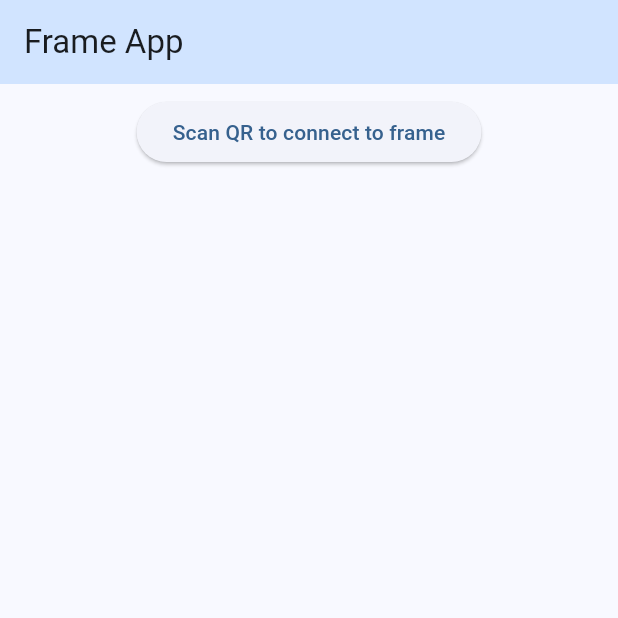
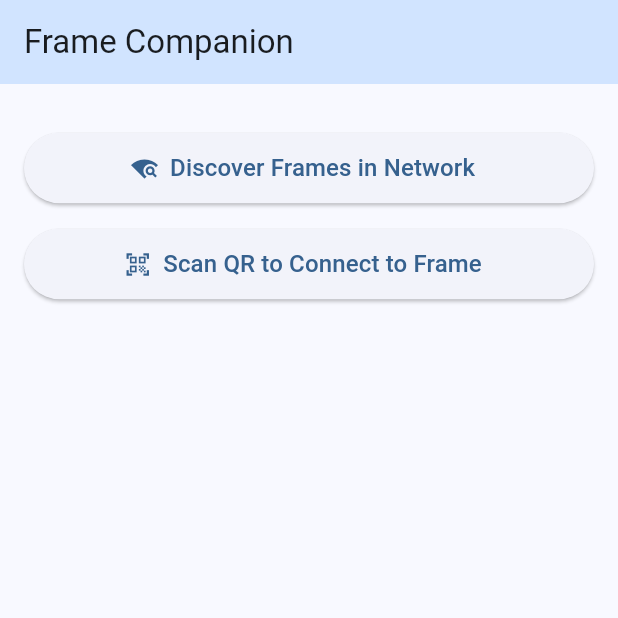
Before and after one commit to merlinsoftwaresl/frame_app, a Flutter app: the screen it shows after launch, on a phone screen of 412 x 824 dp, the top half of it. Run offline on Flutter 3.47's test engine with Material 3 defaults, Android fonts, the phone set to English and light mode, and no system bars; our stand-ins replace dio, flutter_riverpod, fpdart; missing offline and left inert: bonsoir, mobile_scanner.

Commit message:
feat: improve main page and mDNS connection

```diff
--- a/lib/main.dart
+++ b/lib/main.dart
@@ -1,12 +1,15 @@
 import 'package:flutter/material.dart';
 import 'package:flutter_riverpod/flutter_riverpod.dart';
+import 'package:flutter/cupertino.dart';
+
+import 'data/connection_provider.dart';
 import 'presentation/barcode_scanner_screen.dart';
-import 'data/connection_provider.dart';
+import 'presentation/mdns_discovery_screen.dart';
 import 'presentation/configuration_screen.dart';
 
 void main() {
   runApp(
-    const ProviderScope(
+    ProviderScope(
       child: MyApp(),
     ),
   );
@@ -20,7 +23,9 @@ class MyApp extends StatelessWidget {
     return MaterialApp(
       title: 'Frame App',
       theme: ThemeData(
-        colorScheme: ColorScheme.fromSeed(seedColor: Colors.blue),
+        colorScheme: ColorScheme.fromSeed(
+          seedColor: Colors.blue,
+        ),
         useMaterial3: true,
       ),
       home: const MyHomePage(),
@@ -31,31 +36,13 @@ class MyApp extends StatelessWidget {
 class MyHomePage extends ConsumerWidget {
   const MyHomePage({super.key});
 
-  Widget _buildItem(BuildContext context, WidgetRef ref, String label, Widget page) {
-    return Padding(
-      padding: const EdgeInsets.all(8.0),
-      child: Center(
-        child: ElevatedButton(
-          onPressed: () {
-            Navigator.of(context).push(
-              MaterialPageRoute(
-                builder: (context) => page,
-              ),
-            );
-          },
-          child: Text(label),
-        ),
-      ),
-    );
-  }
-
   @override
   Widget build(BuildContext context, WidgetRef ref) {
     final connectionId = ref.watch(frameConnectionProvider);
 
     return Scaffold(
       appBar: AppBar(
-        title: const Text('Frame App'),
+        title: const Text('Frame Companion'),
         backgroundColor: Theme.of(context).colorScheme.primaryContainer,
       ),
       body: Column(
@@ -63,55 +50,123 @@ class MyHomePage extends ConsumerWidget {
           // Connection status bar
           if (connectionId != null)
             Container(
-              color: Colors.green.withValues(alpha: 0.1),
-              padding: const EdgeInsets.all(8.0),
+              color: Colors.green.shade100,
+              padding:
+                  const EdgeInsets.symmetric(horizontal: 16.0, vertical: 12.0),
               child: Row(
                 mainAxisAlignment: MainAxisAlignment.spaceBetween,
                 children: [
-                  Text(
+                  Expanded(
+                    child: Text(
                       'Connected to: $connectionId',
                       style: Theme.of(context).textTheme.bodyMedium,
+                      overflow: TextOverflow.ellipsis,
+                    ),
                   ),
                   IconButton(
-                    icon: const Icon(Icons.close),
+                    icon: const Icon(Icons.close, color: Colors.black54),
                     onPressed: () {
-                      ref.read(frameConnectionProvider.notifier).clearConnection();
+                      ref
+                          .read(frameConnectionProvider.notifier)
+                          .clearConnection();
                     },
                   ),
                 ],
               ),
             ),
           Expanded(
-            child: ListView(
+            child: Padding(
+              padding: const EdgeInsets.all(16.0),
+              child: Column(
+                crossAxisAlignment: CrossAxisAlignment.stretch,
                 children: [
-                _buildItem(
+                  const SizedBox(height: 16),
+
+                  // Main action buttons
+                  _buildActionButton(
                     context,
-                  ref,
+                    'Discover Frames in Network',
+                    Icons.wifi_find,
+                    const FrameDiscoveryScreen(),
+                  ),
+                  const SizedBox(height: 16),
+                  _buildActionButton(
+                    context,
                     connectionId == null
-                      ? 'Scan QR to connect to frame'
-                      : 'Rescan QR code',
+                        ? 'Scan QR to Connect to Frame'
+                        : 'Rescan QR Code',
+                    Icons.qr_code_scanner,
                     BarcodeScannerScreen(
                       onBarcodeScanned: (String? barcode) {
                         if (barcode != null) {
-                        ref.read(frameConnectionProvider.notifier).setConnectionId(barcode);
+                          ref
+                              .read(frameConnectionProvider.notifier)
+                              .setConnectionId(barcode);
                         }
                       },
                     ),
                   ),
+
+                  // Configuration button (only when connected)
                   if (connectionId != null) ...[
-                  // Add more buttons/features that are only available when connected
-                  _buildItem(
+                    const SizedBox(height: 16),
+                    _buildActionButton(
                       context,
-                    ref,
                       'Configure Frame',
+                      Icons.settings,
                       const FrameConfigurationScreen(),
                     ),
                   ],
                 ],
               ),
             ),
+          ),
         ],
       ),
     );
   }
+
+  Widget _buildActionButton(
+      BuildContext context, String label, IconData icon, Widget page) {
+    return ElevatedButton.icon(
+      onPressed: () {
+        Navigator.of(context).push(
+          SlidePageRoute(
+            builder: (context) => page,
+          ),
+        );
+      },
+      icon: Icon(icon),
+      label: Padding(
+        padding: const EdgeInsets.symmetric(vertical: 12.0),
+        child: Text(
+          label,
+          style: const TextStyle(fontSize: 16),
+        ),
+      ),
+    );
   }
+}
+
+class SlidePageRoute<T> extends PageRouteBuilder<T> {
+  final Widget Function(BuildContext) builder;
+
+  SlidePageRoute({required this.builder})
+      : super(
+          pageBuilder: (context, animation, secondaryAnimation) =>
+              builder(context),
+          transitionsBuilder: (context, animation, secondaryAnimation, child) {
+            const begin = Offset(1.0, 0.0);
+            const end = Offset.zero;
+            const curve = Curves.easeInOut;
+
+            var tween =
+                Tween(begin: begin, end: end).chain(CurveTween(curve: curve));
+
+            return SlideTransition(
+              position: animation.drive(tween),
+              child: child,
+            );
+          },
+        );
+}
```
Also changed, not shown: lib/domain/bonsoir_model.dart (added, +94 -0 lines), lib/domain/discovery.dart (added, +98 -0 lines), lib/presentation/mdns_discovery_screen.dart (added, +148 -0 lines), 1 other file. Lines whose indentation alone changed are shown as unchanged.
